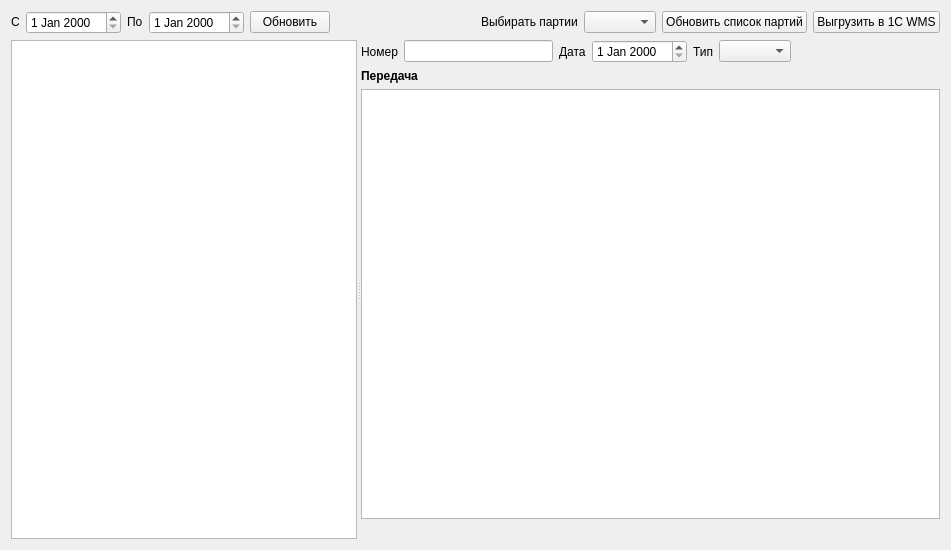
Old version of the form formacceptanceel.ui in the repository Sergeyego/warehouse.
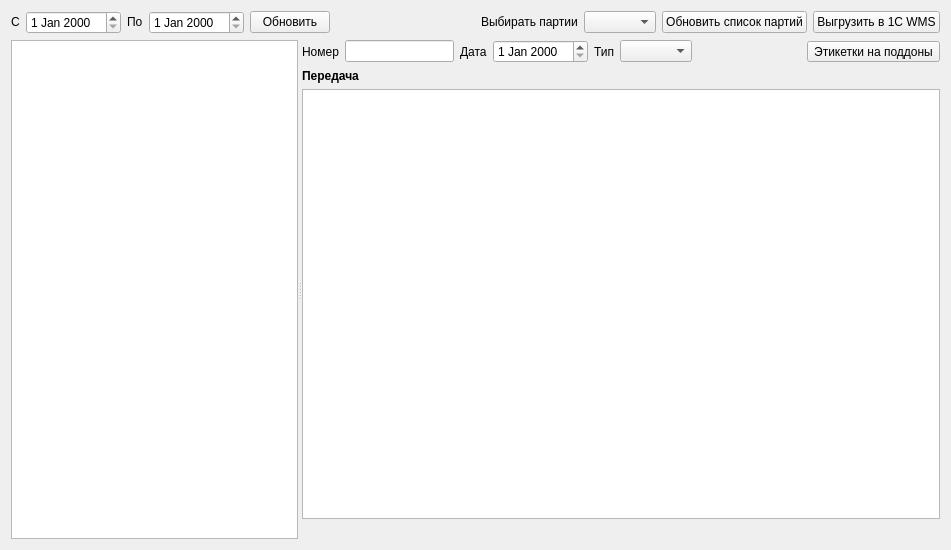
New version of the form. Custom widgets are drawn as their Qt base class.

The edit to the form file:
```diff
--- a/formacceptanceel.ui
+++ b/formacceptanceel.ui
@@ -166,6 +166,22 @@
            </property>
           </spacer>
          </item>
+         <item>
+          <widget class="QToolButton" name="toolButtonPal">
+           <property name="text">
+            <string>Этикетки на поддоны</string>
+           </property>
+           <property name="popupMode">
+            <enum>QToolButton::InstantPopup</enum>
+           </property>
+           <property name="toolButtonStyle">
+            <enum>Qt::ToolButtonTextUnderIcon</enum>
+           </property>
+           <property name="arrowType">
+            <enum>Qt::NoArrow</enum>
+           </property>
+          </widget>
+         </item>
         </layout>
        </item>
        <item>
```
